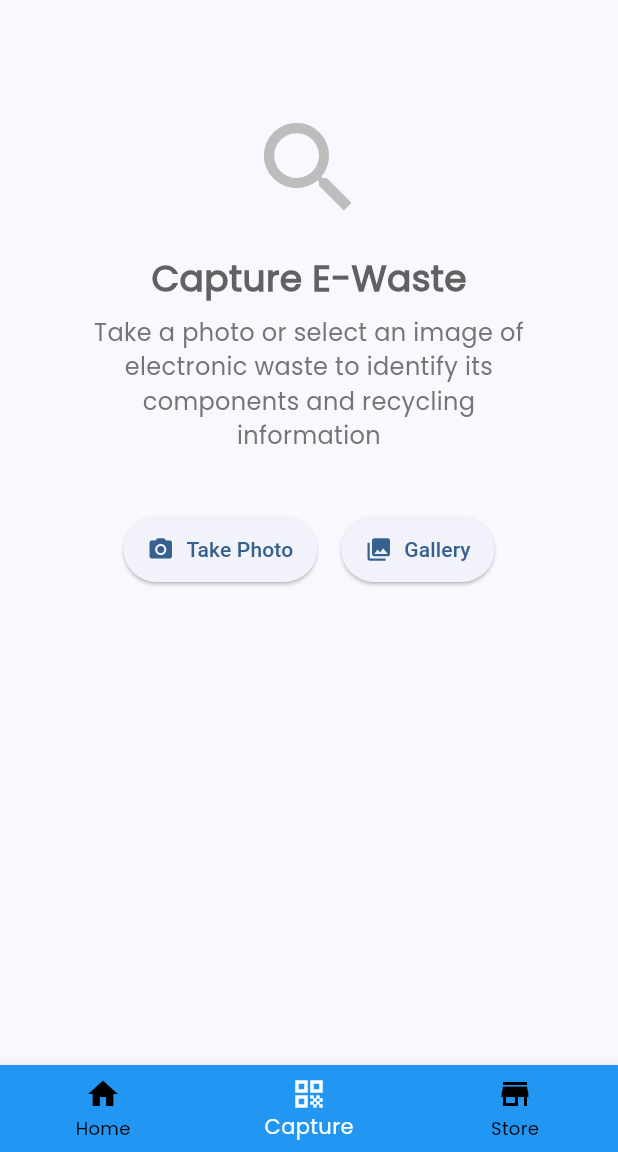
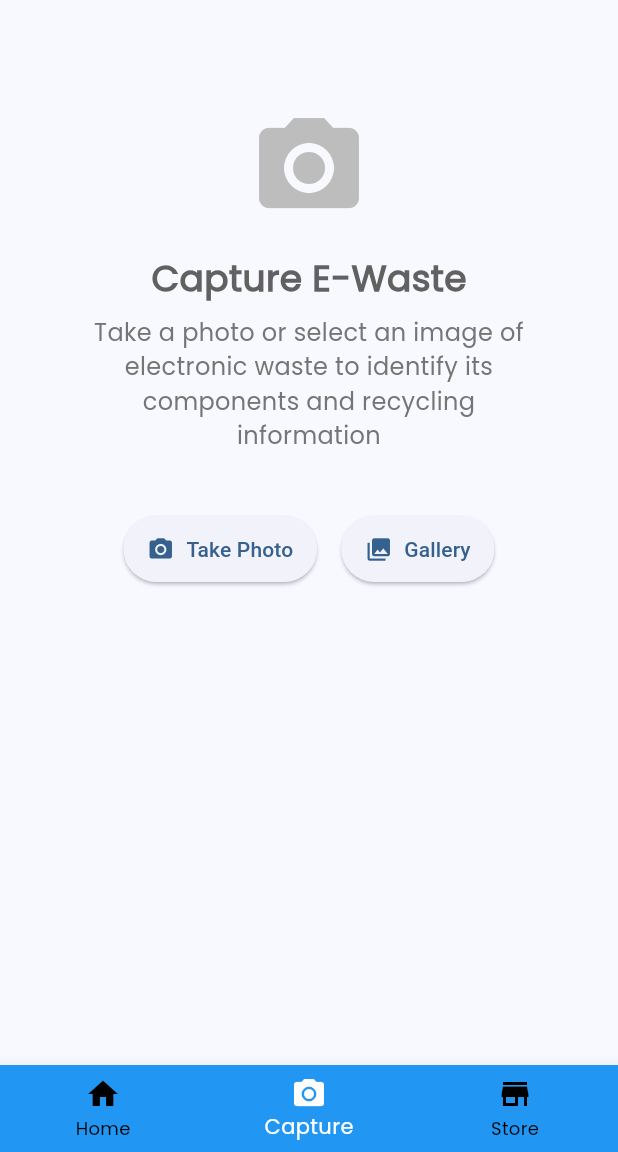
Before and after one commit to Stephenson07/Econova, a Flutter app: the MainAppScreen screen opened directly, item 2 of the bottom bar chosen, on a phone screen of 412 x 824 dp, the part 84-1236 px from its top. Run offline on Flutter 3.47's test engine with Material 3 defaults, Android fonts, the phone set to English and light mode, and no system bars; our stand-ins replace carousel_slider, firebase_core, firebase_database, fl_chart, image_picker; accounts and stored records are empty; generated files the repository leaves out were written again; network calls fail.

Commit message:
final Econova version

```diff
--- a/lib/main.dart
+++ b/lib/main.dart
@@ -126,7 +126,10 @@ class _MainAppScreenState extends State<MainAppScreen> {
       onTap: _onItemTapped,
       items: const [
         BottomNavigationBarItem(icon: Icon(Icons.home), label: 'Home'),
-        BottomNavigationBarItem(icon: Icon(Icons.qr_code), label: 'Capture'),
+        BottomNavigationBarItem(
+          icon: Icon(Icons.photo_camera),
+          label: 'Capture',
+        ),
         BottomNavigationBarItem(icon: Icon(Icons.store), label: 'Store'),
       ],
     );
--- a/lib/screens/scan_screen.dart
+++ b/lib/screens/scan_screen.dart
@@ -66,7 +66,7 @@ class _ScanScreenState extends State<ScanScreen> {
       child: Column(
         mainAxisAlignment: MainAxisAlignment.center,
         children: [
-          Icon(Icons.search, size: 80, color: Colors.grey[400]),
+          Icon(Icons.photo_camera, size: 80, color: Colors.grey[400]),
           SizedBox(height: 16),
           Text(
             'Capture E-Waste',
```
